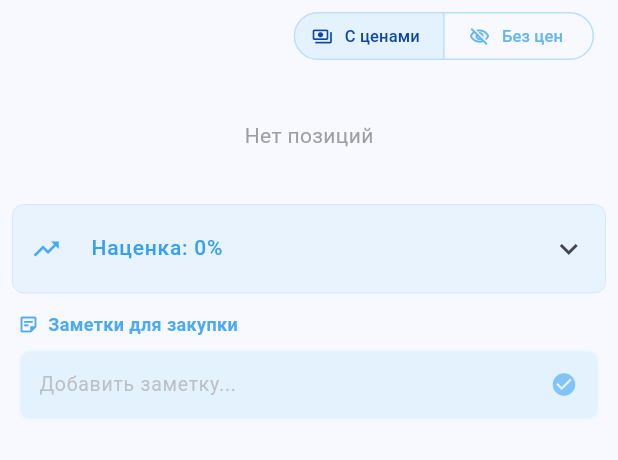
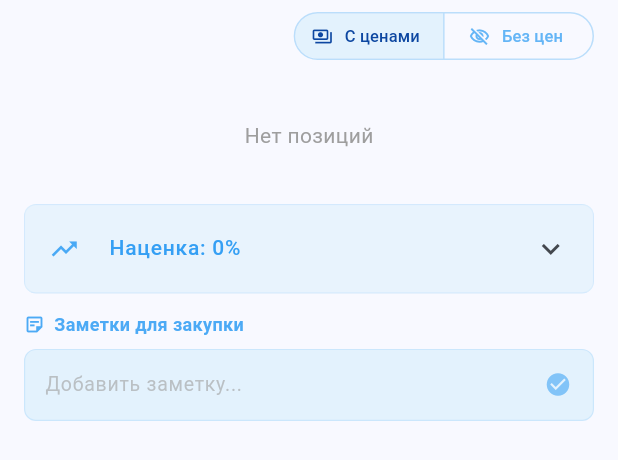
Before and after one commit to Coolchel/my-work-crm, a Flutter app: the EstimateTab widget shown alone on an empty page, opened directly with empty values, on a phone screen of 412 x 824 dp. Shown: the top 460 px of the screen. Run offline on Flutter 3.47's test engine with Material 3 defaults, Android fonts, the phone set to English and light mode, and no system bars; our stand-ins replace dio, flutter_riverpod, riverpod_annotation; generated files the repository leaves out were written again; network calls fail.

Commit message:
Баги пофикшены

```diff
--- a/frontend/smart_electric_crm/lib/src/features/projects/presentation/widgets/estimate/estimate_tab.dart
+++ b/frontend/smart_electric_crm/lib/src/features/projects/presentation/widgets/estimate/estimate_tab.dart
@@ -25,6 +25,7 @@ class EstimateTab extends ConsumerStatefulWidget {
   final bool showPrices;
   final ValueChanged<bool>? onShowPricesChanged;
   final bool isDisabled;
+  final VoidCallback? onDismissRequest;
 
   const EstimateTab({
     super.key,
@@ -39,6 +40,7 @@ class EstimateTab extends ConsumerStatefulWidget {
     this.showPrices = true,
     this.onShowPricesChanged,
     this.isDisabled = false,
+    this.onDismissRequest,
   });
 
   @override
@@ -206,7 +208,7 @@ class _EstimateTabState extends ConsumerState<EstimateTab> {
     final textWeight = hasMarkup ? FontWeight.bold : FontWeight.w500;
 
     return Container(
-      margin: const EdgeInsets.symmetric(horizontal: 8, vertical: 4),
+      margin: const EdgeInsets.symmetric(horizontal: 16, vertical: 4),
       decoration: BoxDecoration(
         color: headerColor,
         borderRadius: BorderRadius.circular(8),
@@ -222,7 +224,7 @@ class _EstimateTabState extends ConsumerState<EstimateTab> {
         child: ExpansionTile(
           backgroundColor: headerColor,
           collapsedBackgroundColor: headerColor,
-          tilePadding: const EdgeInsets.symmetric(horizontal: 12, vertical: 0),
+          tilePadding: const EdgeInsets.symmetric(horizontal: 16, vertical: 0),
           childrenPadding: EdgeInsets.zero,
           leading: Icon(Icons.trending_up, color: iconColor, size: 20),
           title: Row(
@@ -751,13 +753,19 @@ class _EstimateTabState extends ConsumerState<EstimateTab> {
     // Use passed prop instead of provider
     final showPrices = _isWorkTab ? true : widget.showPrices;
 
-    return CustomScrollView(
-      primary: false,
+    return GestureDetector(
+      onTap: widget.isDisabled ? widget.onDismissRequest : null,
+      behavior: HitTestBehavior.translucent,
+      child: CustomScrollView(
+        primary: false,
       slivers: [
         // Toggle for Hide Prices (Only in Materials tab)
         if (!_isWorkTab)
           SliverToBoxAdapter(
-            child: _buildViewModeToggleSegmented(showPrices),
+            child: AbsorbPointer(
+              absorbing: widget.isDisabled,
+              child: _buildViewModeToggleSegmented(showPrices),
+            ),
           ),
 
         if (widget.items.isEmpty)
@@ -770,10 +778,13 @@ class _EstimateTabState extends ConsumerState<EstimateTab> {
         else
           for (var category in sortedCategories) ...[
             SliverToBoxAdapter(
-              child: GroupHeader(title: category, color: _primaryColor),
+              child: Padding(
+                padding: const EdgeInsets.symmetric(horizontal: 16),
+                child: GroupHeader(title: category, color: _primaryColor),
+              ),
             ),
             SliverPadding(
-              padding: const EdgeInsets.fromLTRB(4, 0, 4, 0),
+              padding: const EdgeInsets.fromLTRB(16, 0, 16, 0),
               sliver: SliverList(
                 delegate: SliverChildBuilderDelegate(
                   (context, index) {
@@ -783,8 +794,9 @@ class _EstimateTabState extends ConsumerState<EstimateTab> {
                       onUpdate: widget.onUpdate,
                       onDelete: () => widget.onDelete(item),
                       primaryColor: _primaryColor,
-                      isMarkupActive: widget.markupPercent > 0,
-                      hidePrices: !showPrices,
+                      isMarkupActive: (widget.markupPercent > 0) == true,
+                      hidePrices: (!showPrices) == true,
+                      isDisabled: widget.isDisabled == true,
                     );
                   },
                   childCount: groupedItems[category]!.length,
@@ -814,13 +826,16 @@ class _EstimateTabState extends ConsumerState<EstimateTab> {
         // Markup Control (Spoiler style) - Hidden if prices hidden
         if (!_isWorkTab && showPrices)
           SliverToBoxAdapter(
-            child: _buildMarkupControl(),
+            child: AbsorbPointer(
+              absorbing: widget.isDisabled,
+              child: _buildMarkupControl(),
+            ),
           ),
 
         // Notes Section - at the bottom
         SliverToBoxAdapter(
             child: Padding(
-          padding: const EdgeInsets.fromLTRB(12, 8, 12, 16),
+          padding: const EdgeInsets.fromLTRB(16, 8, 16, 16),
           child: Column(
             crossAxisAlignment: CrossAxisAlignment.start,
             mainAxisSize: MainAxisSize.min,
@@ -864,7 +879,8 @@ class _EstimateTabState extends ConsumerState<EstimateTab> {
                   enabledBorder: OutlineInputBorder(
                       borderRadius: BorderRadius.circular(8),
                       // Soft border matching Total
-                      borderSide: BorderSide(color: Colors.white.withOpacity(0.5), width: 1.5)),
+                      borderSide: BorderSide(
+                          color: _primaryColor.withOpacity(0.12), width: 0.8)),
                   focusedBorder: OutlineInputBorder(
                       borderRadius: BorderRadius.circular(8),
                       borderSide: BorderSide(
@@ -881,6 +897,7 @@ class _EstimateTabState extends ConsumerState<EstimateTab> {
         const SliverToBoxAdapter(child: SizedBox(height: 100)),
 
       ],
+      ),
     );
   }
 }
--- a/frontend/smart_electric_crm/lib/src/features/projects/presentation/widgets/estimate/total_dashboard.dart
+++ b/frontend/smart_electric_crm/lib/src/features/projects/presentation/widgets/estimate/total_dashboard.dart
@@ -41,7 +41,7 @@ class TotalDashboard extends StatelessWidget {
         : primaryColor.withOpacity(0.12);
 
     return Container(
-      margin: const EdgeInsets.fromLTRB(8, 4, 8, 8),
+      margin: const EdgeInsets.fromLTRB(16, 4, 16, 8),
       decoration: BoxDecoration(
         color: primaryColorLight.withOpacity(0.5),
         borderRadius: BorderRadius.circular(10),
```
Also changed, not shown: frontend/smart_electric_crm/lib/src/features/projects/presentation/screens/estimate_screen.dart (+15 -4 lines), frontend/smart_electric_crm/lib/src/features/projects/presentation/widgets/estimate/estimate_list_tile.dart (+14 -9 lines), 1 other file.
